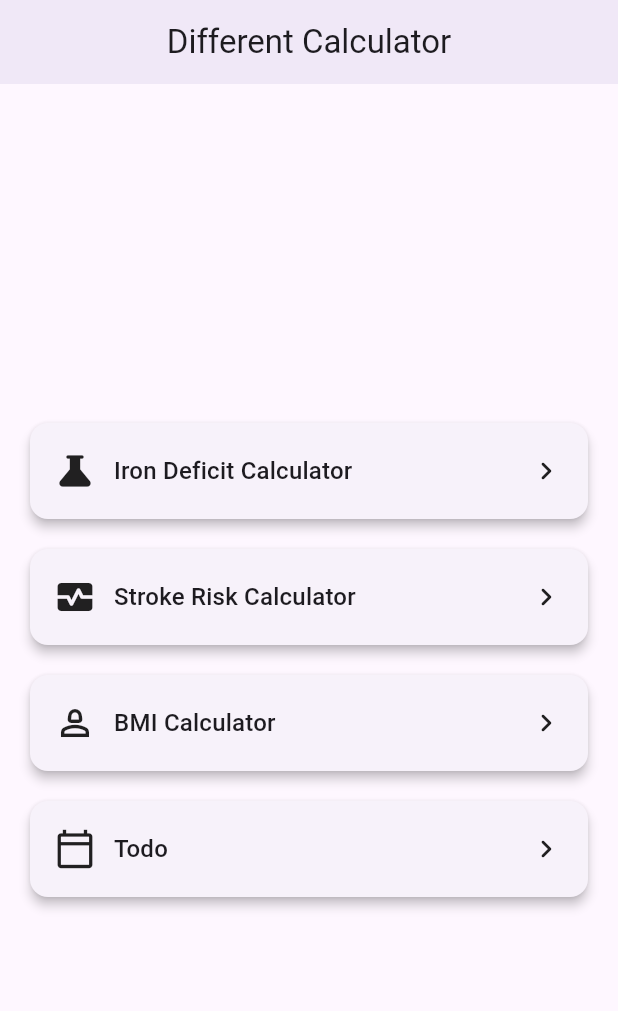
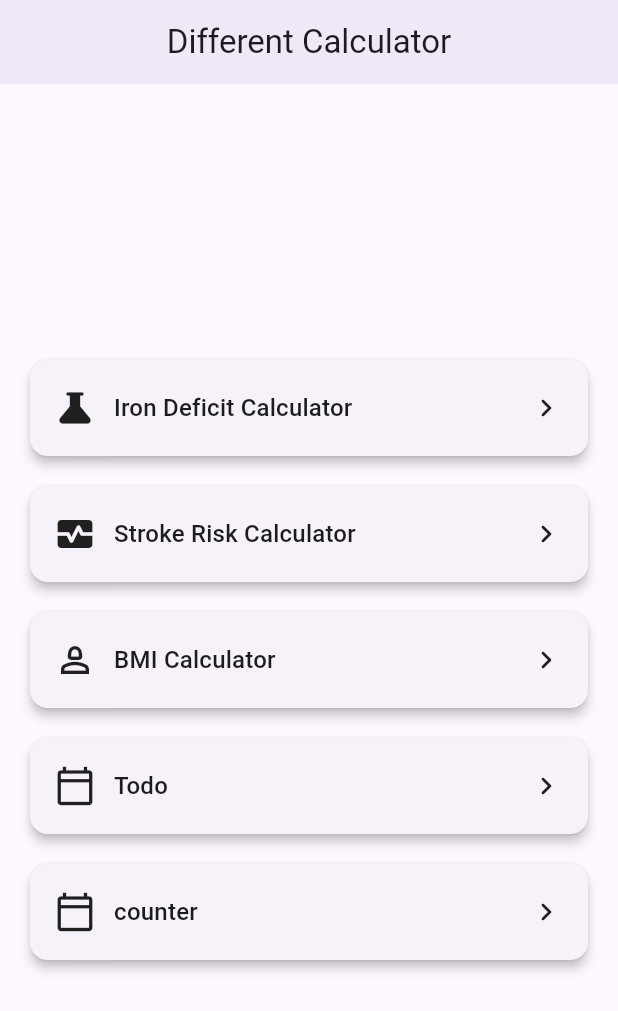
Before and after one commit to TahaMike/new_repo, a Flutter app: the screen it shows after launch, on a phone screen of 412 x 824 dp. Shown: the top 1011 px of the screen. Run offline on Flutter 3.47's test engine with Material 3 defaults, Android fonts, the phone set to English and light mode, and no system bars; our stand-ins replace flutter_spinkit, go_router.

```diff
--- a/lib/core/router/route_names.dart
+++ b/lib/core/router/route_names.dart
@@ -5,5 +5,7 @@ class RouteNames {
   static const String strokeCalculator = '/stroke_calculator';
   static const String bmiCalculator = '/bmi_calculator';
   static const String counter = '/counter';
+  static const String todoapp = '/todoapp';
+
 
 }
--- a/lib/features/home_screen.dart
+++ b/lib/features/home_screen.dart
@@ -53,6 +53,12 @@ class HomeScreen extends StatelessWidget {
                   const SizedBox(height: 12),
                   _CalculatorCard(
                       title: 'Todo',
+                      icon: Icons.calendar_today_outlined,
+                      onTap: () => context.push(RouteNames.todoapp)
+                  ),
+                  const SizedBox(height: 12),
+                  _CalculatorCard(
+                      title: 'counter',
                       icon: Icons.calendar_today_outlined,
                       onTap: () => context.push(RouteNames.counter)
                   ),
```
Also changed, not shown: lib/core/router/router.dart (+17 -11 lines).
